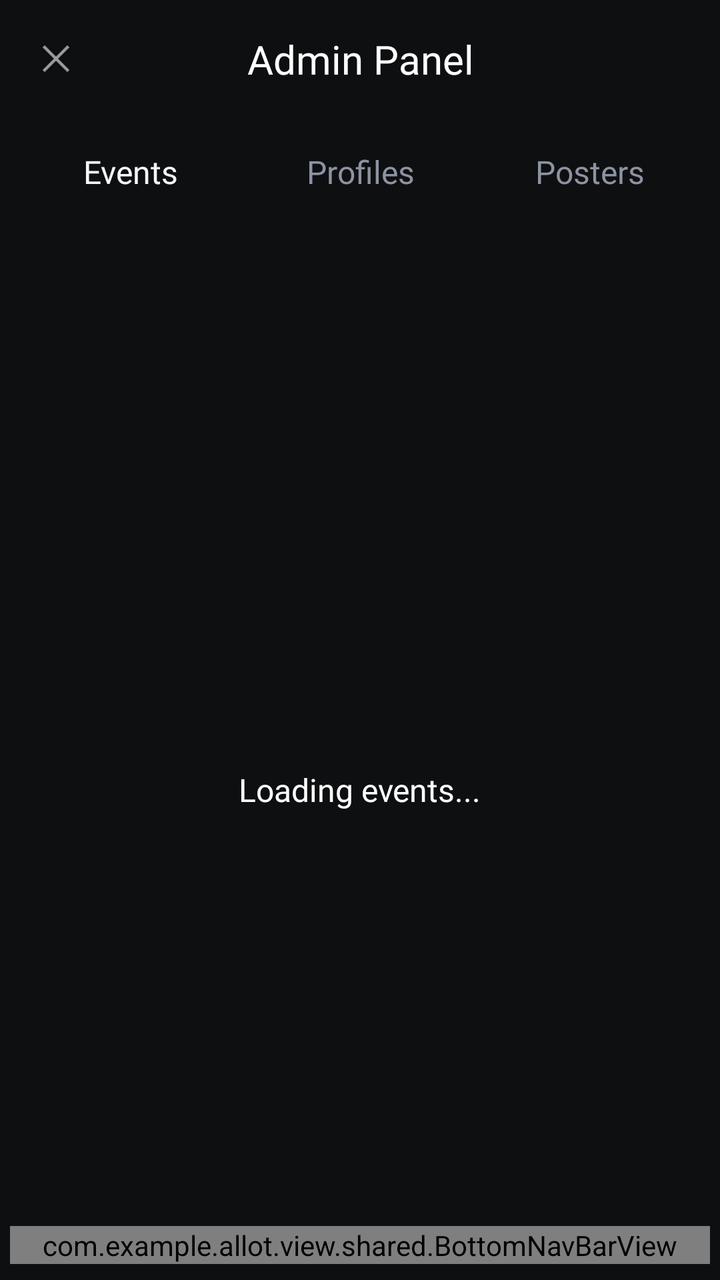
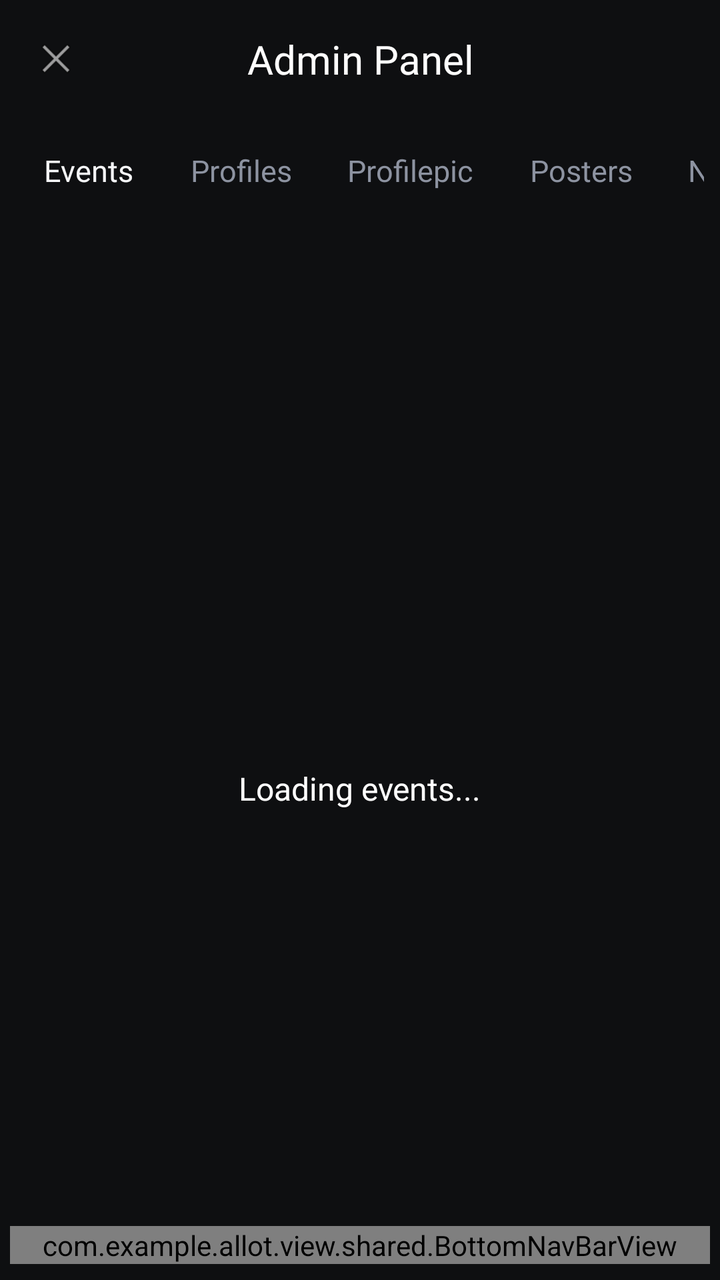

Compare the two renders of this Android layout. The source of the first and the diff that turns it into the second are given below.
<!-- AndroidManifest.xml: application theme Theme.Allot -->
<!-- res/layout/activity_admin.xml -->
<?xml version="1.0" encoding="utf-8"?>
<LinearLayout xmlns:android="http://schemas.android.com/apk/res/android"
    android:layout_width="match_parent"
    android:layout_height="match_parent"
    android:background="@color/screen_bg"
    android:orientation="vertical">

    
    <LinearLayout
        android:layout_width="match_parent"
        android:layout_height="wrap_content"
        android:orientation="horizontal"
        android:padding="16dp"
        android:gravity="center_vertical">

        <ImageView
            android:id="@+id/backButton"
            android:layout_width="24dp"
            android:layout_height="24dp"
            android:src="@android:drawable/ic_menu_close_clear_cancel"
            android:contentDescription="Back" />

        <TextView
            android:id="@+id/titleText"
            android:layout_width="0dp"
            android:layout_height="wrap_content"
            android:layout_weight="1"
            android:text="@string/admin_panel_title"
            android:textColor="@color/white"
            android:textSize="20sp"
            android:fontFamily="@font/varela_round_regular"
            android:gravity="center"
            android:layout_marginEnd="24dp" />
    </LinearLayout>

    
    <LinearLayout
        android:layout_width="match_parent"
        android:layout_height="wrap_content"
        android:orientation="horizontal"
        android:padding="8dp">

        <TextView
            android:id="@+id/eventsTabText"
            android:layout_width="0dp"
            android:layout_height="wrap_content"
            android:layout_weight="1"
            android:text="@string/admin_view_events"
            android:textColor="@color/text_primary"
            android:textSize="16sp"
            android:fontFamily="@font/varela_round_regular"
            android:gravity="center"
            android:paddingVertical="8dp" />

        <TextView
            android:id="@+id/profilesTabText"
            android:layout_width="0dp"
            android:layout_height="wrap_content"
            android:layout_weight="1"
            android:text="@string/admin_view_profiles"
            android:textColor="@color/my_events_tab_inactive"
            android:textSize="16sp"
            android:fontFamily="@font/varela_round_regular"
            android:gravity="center"
            android:paddingVertical="8dp" />

        <TextView
            android:id="@+id/postersTabText"
            android:layout_width="0dp"
            android:layout_height="wrap_content"
            android:layout_weight="1"
            android:text="@string/admin_view_posters"
            android:textColor="@color/my_events_tab_inactive"
            android:textSize="16sp"
            android:fontFamily="@font/varela_round_regular"
            android:gravity="center"
            android:paddingVertical="8dp" />
    </LinearLayout>

    
    <FrameLayout
        android:layout_width="match_parent"
        android:layout_height="0dp"
        android:layout_weight="1">

        
        <LinearLayout
            android:id="@+id/eventsContainer"
            android:layout_width="match_parent"
            android:layout_height="match_parent"
            android:orientation="vertical"
            android:visibility="visible">

            
            <androidx.recyclerview.widget.RecyclerView
                android:id="@+id/eventsRecyclerView"
                android:layout_width="match_parent"
                android:layout_height="0dp"
                android:layout_weight="1"
                android:padding="16dp"
                android:clipToPadding="false"
                android:visibility="gone" />

            
            <LinearLayout
                android:id="@+id/eventsLoadingLayout"
                android:layout_width="match_parent"
                android:layout_height="match_parent"
                android:orientation="vertical"
                android:gravity="center"
                android:visibility="visible">

                <ProgressBar
                    android:layout_width="wrap_content"
                    android:layout_height="wrap_content"
                    android:indeterminateTint="@color/white" />

                <TextView
                    android:layout_width="wrap_content"
                    android:layout_height="wrap_content"
                    android:text="@string/admin_loading_events"
                    android:textColor="@color/white"
                    android:textSize="16sp"
                    android:fontFamily="@font/varela_round_regular"
                    android:layout_marginTop="16dp" />
            </LinearLayout>

            
            <TextView
                android:id="@+id/eventsEmptyStateText"
                android:layout_width="match_parent"
                android:layout_height="match_parent"
                android:gravity="center"
                android:text="@string/admin_no_events"
                android:textColor="@color/white"
                android:textSize="16sp"
                android:fontFamily="@font/varela_round_regular"
                android:visibility="gone" />
        </LinearLayout>

        
        <LinearLayout
            android:id="@+id/profilesContainer"
            android:layout_width="match_parent"
            android:layout_height="match_parent"
            android:orientation="vertical"
            android:visibility="gone">

            
            <androidx.recyclerview.widget.RecyclerView
                android:id="@+id/profilesRecyclerView"
                android:layout_width="match_parent"
                android:layout_height="0dp"
                android:layout_weight="1"
                android:padding="16dp"
                android:clipToPadding="false"
                android:visibility="gone" />

            
            <LinearLayout
                android:id="@+id/profilesLoadingLayout"
                android:layout_width="match_parent"
                android:layout_height="match_parent"
                android:orientation="vertical"
                android:gravity="center"
                android:visibility="visible">

                <ProgressBar
                    android:layout_width="wrap_content"
                    android:layout_height="wrap_content"
                    android:indeterminateTint="@color/white" />

                <TextView
                    android:layout_width="wrap_content"
                    android:layout_height="wrap_content"
                    android:text="@string/admin_loading_profiles"
                    android:textColor="@color/white"
                    android:textSize="16sp"
                    android:fontFamily="@font/varela_round_regular"
                    android:layout_marginTop="16dp" />
            </LinearLayout>

            
            <TextView
                android:id="@+id/profilesEmptyStateText"
                android:layout_width="match_parent"
                android:layout_height="match_parent"
                android:gravity="center"
                android:text="@string/admin_no_profiles"
                android:textColor="@color/white"
                android:textSize="16sp"
                android:fontFamily="@font/varela_round_regular"
                android:visibility="gone" />
        </LinearLayout>

        
        <LinearLayout
            android:id="@+id/postersContainer"
            android:layout_width="match_parent"
            android:layout_height="match_parent"
            android:orientation="vertical"
            android:visibility="gone">

            <androidx.recyclerview.widget.RecyclerView
                android:id="@+id/postersRecyclerView"
                android:layout_width="match_parent"
                android:layout_height="0dp"
                android:layout_weight="1"
                android:padding="16dp"
                android:clipToPadding="false"
                android:visibility="gone" />

            <LinearLayout
                android:id="@+id/postersLoadingLayout"
                android:layout_width="match_parent"
                android:layout_height="match_parent"
                android:orientation="vertical"
                android:gravity="center"
                android:visibility="visible">

                <ProgressBar
                    android:layout_width="wrap_content"
                    android:layout_height="wrap_content"
                    android:indeterminateTint="@color/white" />

                <TextView
                    android:layout_width="wrap_content"
                    android:layout_height="wrap_content"
                    android:text="@string/admin_loading_posters"
                    android:textColor="@color/white"
                    android:textSize="16sp"
                    android:fontFamily="@font/varela_round_regular"
                    android:layout_marginTop="16dp" />
            </LinearLayout>

            <TextView
                android:id="@+id/postersEmptyStateText"
                android:layout_width="match_parent"
                android:layout_height="match_parent"
                android:gravity="center"
                android:text="@string/admin_no_posters"
                android:textColor="@color/white"
                android:textSize="16sp"
                android:fontFamily="@font/varela_round_regular"
                android:visibility="gone" />
        </LinearLayout>

    </FrameLayout>

    
    <com.example.allot.view.shared.BottomNavBarView
        android:id="@+id/bottomNavBar"
        android:layout_width="match_parent"
        android:layout_height="wrap_content"
        android:layout_marginStart="5dp"
        android:layout_marginEnd="5dp"
        android:layout_marginBottom="8dp" />

</LinearLayout>
<!-- resources referenced by this layout -->
<resources>
  <color name="my_events_tab_inactive">#FF8D93A1</color>
  <color name="screen_bg">#0E0F11</color>
  <color name="text_primary">#F6F7F9</color>
  <color name="white">#FFFFFFFF</color>
  <string name="admin_loading_events">Loading events...</string>
  <string name="admin_loading_posters">Loading posters...</string>
  <string name="admin_loading_profiles">Loading profiles...</string>
  <string name="admin_no_events">No events found</string>
  <string name="admin_no_posters">No posters found</string>
  <string name="admin_no_profiles">No profiles found</string>
  <string name="admin_panel_title">Admin Panel</string>
  <string name="admin_view_events">Events</string>
  <string name="admin_view_posters">Posters</string>
  <string name="admin_view_profiles">Profiles</string>
  <style name="Theme.Allot" parent="Base.Theme.Allot" />
  <style name="Base.Theme.Allot" parent="Theme.Material3.DayNight.NoActionBar">
          
          
      </style>
</resources>

<!-- the commit's change to res/layout/activity_admin.xml (unified diff, before → after) -->
@@ -34,48 +34,93 @@
     </LinearLayout>
 
     
-    <LinearLayout
+    <HorizontalScrollView
         android:layout_width="match_parent"
         android:layout_height="wrap_content"
-        android:orientation="horizontal"
-        android:padding="8dp">
-
-        <TextView
-            android:id="@+id/eventsTabText"
-            android:layout_width="0dp"
+        android:fillViewport="false"
+        android:overScrollMode="never"
+        android:paddingStart="8dp"
+        android:paddingEnd="8dp"
+        android:scrollbars="none">
+
+        <LinearLayout
+            android:layout_width="wrap_content"
             android:layout_height="wrap_content"
-            android:layout_weight="1"
-            android:text="@string/admin_view_events"
-            android:textColor="@color/text_primary"
-            android:textSize="16sp"
-            android:fontFamily="@font/varela_round_regular"
-            android:gravity="center"
-            android:paddingVertical="8dp" />
-
-        <TextView
-            android:id="@+id/profilesTabText"
-            android:layout_width="0dp"
-            android:layout_height="wrap_content"
-            android:layout_weight="1"
-            android:text="@string/admin_view_profiles"
-            android:textColor="@color/my_events_tab_inactive"
-            android:textSize="16sp"
-            android:fontFamily="@font/varela_round_regular"
-            android:gravity="center"
-            android:paddingVertical="8dp" />
-
-        <TextView
-            android:id="@+id/postersTabText"
-            android:layout_width="0dp"
-            android:layout_height="wrap_content"
-            android:layout_weight="1"
-            android:text="@string/admin_view_posters"
-            android:textColor="@color/my_events_tab_inactive"
-            android:textSize="16sp"
-            android:fontFamily="@font/varela_round_regular"
-            android:gravity="center"
-            android:paddingVertical="8dp" />
-    </LinearLayout>
+            android:orientation="horizontal"
+            android:paddingTop="8dp"
+            android:paddingBottom="8dp">
+
+            <TextView
+                android:id="@+id/eventsTabText"
+                android:layout_width="wrap_content"
+                android:layout_height="wrap_content"
+                android:fontFamily="@font/varela_round_regular"
+                android:gravity="center"
+                android:paddingStart="14dp"
+                android:paddingTop="8dp"
+                android:paddingEnd="14dp"
+                android:paddingBottom="8dp"
+                android:text="@string/admin_view_events"
+                android:textColor="@color/text_primary"
+                android:textSize="15sp" />
+
+            <TextView
+                android:id="@+id/profilesTabText"
+                android:layout_width="wrap_content"
+                android:layout_height="wrap_content"
+                android:fontFamily="@font/varela_round_regular"
+                android:gravity="center"
+                android:paddingStart="14dp"
+                android:paddingTop="8dp"
+                android:paddingEnd="14dp"
+                android:paddingBottom="8dp"
+                android:text="@string/admin_view_profiles"
+                android:textColor="@color/my_events_tab_inactive"
+                android:textSize="15sp" />
+
+            <TextView
+                android:id="@+id/profilePicTabText"
+                android:layout_width="wrap_content"
+                android:layout_height="wrap_content"
+                android:fontFamily="@font/varela_round_regular"
+                android:gravity="center"
+                android:paddingStart="14dp"
+                android:paddingTop="8dp"
+                android:paddingEnd="14dp"
+                android:paddingBottom="8dp"
+                android:text="@string/admin_view_profilepic"
+                android:textColor="@color/my_events_tab_inactive"
+                android:textSize="15sp" />
+
+            <TextView
+                android:id="@+id/postersTabText"
+                android:layout_width="wrap_content"
+                android:layout_height="wrap_content"
+                android:fontFamily="@font/varela_round_regular"
+                android:gravity="center"
+                android:paddingStart="14dp"
+                android:paddingTop="8dp"
+                android:paddingEnd="14dp"
+                android:paddingBottom="8dp"
+                android:text="@string/admin_view_posters"
+                android:textColor="@color/my_events_tab_inactive"
+                android:textSize="15sp" />
+
+            <TextView
+                android:id="@+id/notificationsTabText"
+                android:layout_width="wrap_content"
+                android:layout_height="wrap_content"
+                android:fontFamily="@font/varela_round_regular"
+                android:gravity="center"
+                android:paddingStart="14dp"
+                android:paddingTop="8dp"
+                android:paddingEnd="14dp"
+                android:paddingBottom="8dp"
+                android:text="@string/admin_view_notifications"
+                android:textColor="@color/my_events_tab_inactive"
+                android:textSize="15sp" />
+        </LinearLayout>
+    </HorizontalScrollView>
 
     
     <FrameLayout
@@ -190,6 +235,110 @@
                 android:textColor="@color/white"
                 android:textSize="16sp"
                 android:fontFamily="@font/varela_round_regular"
+                android:visibility="gone" />
+        </LinearLayout>
+
+        
+        <LinearLayout
+            android:id="@+id/notificationsContainer"
+            android:layout_width="match_parent"
+            android:layout_height="match_parent"
+            android:orientation="vertical"
+            android:visibility="gone">
+
+            <androidx.recyclerview.widget.RecyclerView
+                android:id="@+id/notificationsRecyclerView"
+                android:layout_width="match_parent"
+                android:layout_height="0dp"
+                android:layout_weight="1"
+                android:padding="16dp"
+                android:clipToPadding="false"
+                android:visibility="gone" />
+
+            <LinearLayout
+                android:id="@+id/notificationsLoadingLayout"
+                android:layout_width="match_parent"
+                android:layout_height="match_parent"
+                android:orientation="vertical"
+                android:gravity="center"
+                android:visibility="visible">
+
+                <ProgressBar
+                    android:layout_width="wrap_content"
+                    android:layout_height="wrap_content"
+                    android:indeterminateTint="@color/white" />
+
+                <TextView
+                    android:layout_width="wrap_content"
+                    android:layout_height="wrap_content"
+                    android:text="@string/admin_loading_notifications"
+                    android:textColor="@color/white"
+                    android:textSize="16sp"
+                    android:fontFamily="@font/varela_round_regular"
+                    android:layout_marginTop="16dp" />
+            </LinearLayout>
+
+            <TextView
+                android:id="@+id/notificationsEmptyStateText"
+                android:layout_width="match_parent"
+                android:layout_height="match_parent"
+                android:gravity="center"
+                android:text="@string/admin_no_notifications"
+                android:textColor="@color/white"
+                android:textSize="16sp"
+                android:fontFamily="@font/varela_round_regular"
+                android:visibility="gone" />
+        </LinearLayout>
+
+        
+        <LinearLayout
+            android:id="@+id/profilePicsContainer"
+            android:layout_width="match_parent"
+            android:layout_height="match_parent"
+            android:orientation="vertical"
+            android:visibility="gone">
+
+            <androidx.recyclerview.widget.RecyclerView
+                android:id="@+id/profilePicsRecyclerView"
+                android:layout_width="match_parent"
+                android:layout_height="0dp"
+                android:layout_weight="1"
+                android:clipToPadding="false"
+                android:padding="16dp"
+                android:visibility="gone" />
+
+            <LinearLayout
+                android:id="@+id/profilePicsLoadingLayout"
+                android:layout_width="match_parent"
+                android:layout_height="match_parent"
+                android:gravity="center"
+                android:orientation="vertical"
+                android:visibility="visible">
+
+                <ProgressBar
+                    android:layout_width="wrap_content"
+                    android:layout_height="wrap_content"
+                    android:indeterminateTint="@color/white" />
+
+                <TextView
+                    android:layout_width="wrap_content"
+                    android:layout_height="wrap_content"
+                    android:layout_marginTop="16dp"
+                    android:fontFamily="@font/varela_round_regular"
+                    android:text="@string/admin_loading_profilepic"
+                    android:textColor="@color/white"
+                    android:textSize="16sp" />
+            </LinearLayout>
+
+            <TextView
+                android:id="@+id/profilePicsEmptyStateText"
+                android:layout_width="match_parent"
+                android:layout_height="match_parent"
+                android:fontFamily="@font/varela_round_regular"
+                android:gravity="center"
+                android:text="@string/admin_no_profilepic"
+                android:textColor="@color/white"
+                android:textSize="16sp"
                 android:visibility="gone" />
         </LinearLayout>
 
<!-- resource entries referenced after the edit -->
@@ -5,14 +5,20 @@
   <color name="text_primary">#F6F7F9</color>
   <color name="white">#FFFFFFFF</color>
   <string name="admin_loading_events">Loading events...</string>
+  <string name="admin_loading_notifications">Loading notifications...</string>
   <string name="admin_loading_posters">Loading posters...</string>
+  <string name="admin_loading_profilepic">Loading profile pictures...</string>
   <string name="admin_loading_profiles">Loading profiles...</string>
   <string name="admin_no_events">No events found</string>
+  <string name="admin_no_notifications">No notifications found</string>
   <string name="admin_no_posters">No posters found</string>
+  <string name="admin_no_profilepic">No profile pictures found</string>
   <string name="admin_no_profiles">No profiles found</string>
   <string name="admin_panel_title">Admin Panel</string>
   <string name="admin_view_events">Events</string>
+  <string name="admin_view_notifications">Notifications Log</string>
   <string name="admin_view_posters">Posters</string>
+  <string name="admin_view_profilepic">Profilepic</string>
   <string name="admin_view_profiles">Profiles</string>
   <style name="Theme.Allot" parent="Base.Theme.Allot" />
   <style name="Base.Theme.Allot" parent="Theme.Material3.DayNight.NoActionBar">
